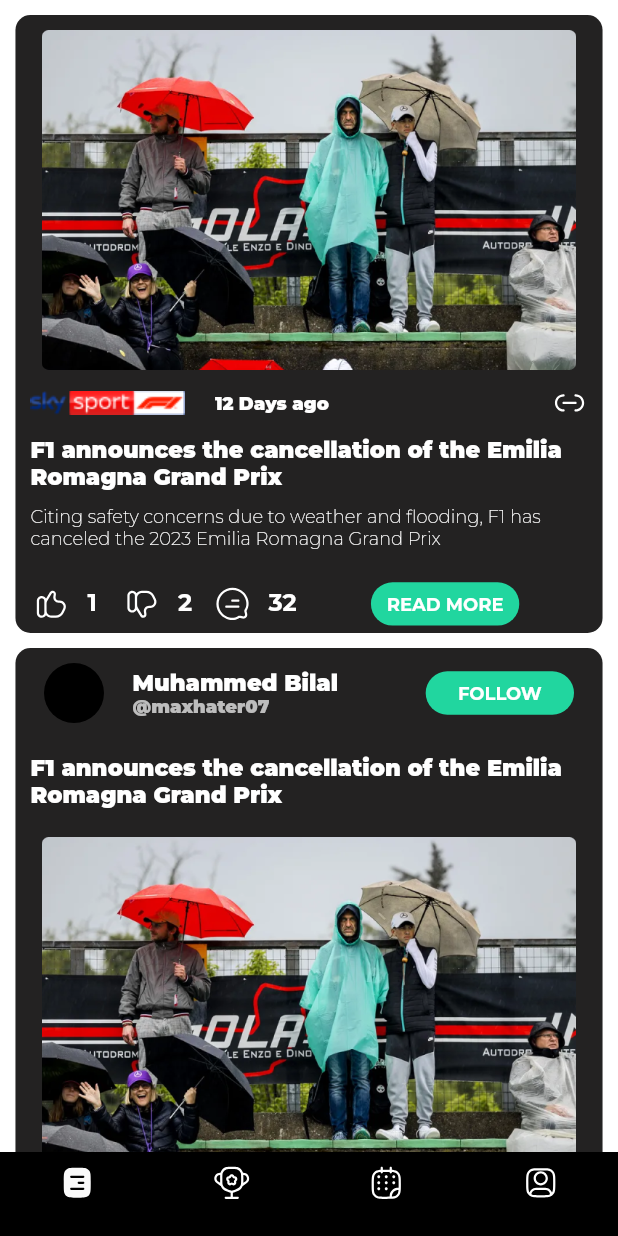
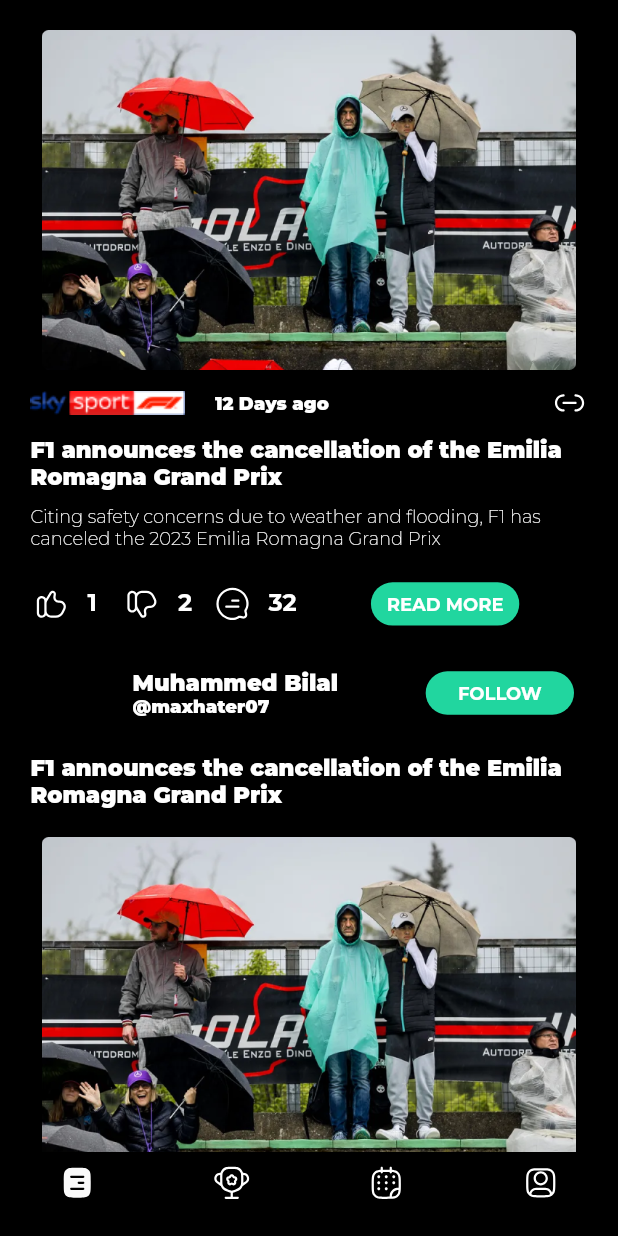
Before and after one commit to muhammedbilals/PitBox, a Flutter app: the screen it shows after launch, on a phone screen of 412 x 824 dp. Run offline on Flutter 3.47's test engine with Material 2 defaults, Android fonts, the phone set to English and light mode, and no system bars; our stand-ins replace bloc, equatable, flutter_bloc, flutter_svg, google_fonts, shared_preferences.

Commit message:
added bloc and themes updated

```diff
--- a/lib/core/themes.dart
+++ /dev/null
@@ -1,29 +0,0 @@
-import 'package:flutter/material.dart';
-import 'package:google_fonts/google_fonts.dart';
-
-class ThemeProvider extends ChangeNotifier {
-  static ThemeMode themeMode = ThemeMode.dark;
-
-  bool get isDarkMode => themeMode == ThemeMode.dark;
-
-  void toggleTheme(bool isOn) {
-    themeMode = isOn ? ThemeMode.dark : ThemeMode.light;
-    notifyListeners();
-  }
-}
-
-class MyThemes {
-  static final darkTheme = ThemeData(
-    fontFamily: GoogleFonts.montserrat().fontFamily,
-    scaffoldBackgroundColor: Colors.black,
-    primaryColor: Colors.black,
-    colorScheme: const ColorScheme.dark(),
-  );
-
-  static final lightTheme = ThemeData(
-    fontFamily: GoogleFonts.montserrat().fontFamily,
-    scaffoldBackgroundColor: Colors.white,
-    primaryColor: Colors.white,
-    colorScheme: const ColorScheme.light(),
-  );
-}
--- /dev/null
+++ b/lib/core/themes/bloc/theme_bloc.dart
@@ -0,0 +1,28 @@
+import 'package:bloc/bloc.dart';
+import 'package:equatable/equatable.dart';
+import 'package:flutter/material.dart';
+import 'package:pit_box/core/themes/themes.dart';
+import 'package:shared_preferences/shared_preferences.dart';
+
+part 'theme_event.dart';
+part 'theme_state.dart';
+
+class ThemeBloc extends Bloc<ThemeEvent, ThemeState> {
+  ThemeBloc() : super(ThemeState(appThemeData[AppTheme.darkTheme]!)) {
+    on<ThemeEvent>((event, emit) {
+      if (event is ChangeTheme) {
+        initializeTheme(emit);
+      }
+    });
+  }
+  void initializeTheme(Emitter<ThemeState> emit) async {
+    final SharedPreferences prefs = await SharedPreferences.getInstance();
+    final bool isDarkMode = prefs.getBool('isDarkMode') ?? false;
+
+    if (isDarkMode) {
+      emit(ThemeState(appThemeData[AppTheme.darkTheme]!));
+    } else {
+      emit(ThemeState(appThemeData[AppTheme.lightTheme]!));
+    }
+  }
+}
--- /dev/null
+++ b/lib/core/themes/bloc/theme_event.dart
@@ -0,0 +1,14 @@
+part of 'theme_bloc.dart';
+
+abstract class ThemeEvent extends Equatable {
+  const ThemeEvent();
+  @override
+  List<Object> get props => [];
+}
+
+class ChangeTheme extends ThemeEvent {
+  final ThemeData theme;
+  const ChangeTheme({required this.theme});
+  @override
+  List<Object> get props => [theme];
+}
--- /dev/null
+++ b/lib/core/themes/bloc/theme_state.dart
@@ -0,0 +1,9 @@
+part of 'theme_bloc.dart';
+
+class ThemeState extends Equatable {
+  const ThemeState(this.themeData);
+  final ThemeData themeData;
+
+  @override
+  List<Object> get props => [themeData];
+}
--- /dev/null
+++ b/lib/core/themes/themes.dart
@@ -0,0 +1,184 @@
+import 'package:flutter/material.dart';
+import 'package:google_fonts/google_fonts.dart';
+
+enum AppTheme { darkTheme, lightTheme }
+
+final appThemeData = {
+  AppTheme.darkTheme: ThemeData(
+    fontFamily: GoogleFonts.montserrat(color: Colors.white).fontFamily,
+    scaffoldBackgroundColor: Colors.black,
+    primaryColor: Colors.black,
+    primaryColorLight: Colors.white.withOpacity(0.7),
+    canvasColor: Colors.black87,
+    textTheme: const TextTheme(
+      displayLarge: TextStyle(
+        fontSize: 48,
+        fontWeight: FontWeight.bold,
+        color: Colors.white,
+      ),
+      displayMedium: TextStyle(
+        fontSize: 36,
+        fontWeight: FontWeight.bold,
+        color: Colors.white,
+      ),
+      displaySmall: TextStyle(
+        fontSize: 24,
+        fontWeight: FontWeight.bold,
+        color: Colors.white,
+      ),
+      headlineLarge: TextStyle(
+        fontSize: 24,
+        fontWeight: FontWeight.bold,
+        color: Colors.white,
+      ),
+      headlineMedium: TextStyle(
+        fontSize: 20,
+        fontWeight: FontWeight.bold,
+        color: Colors.white,
+      ),
+      headlineSmall: TextStyle(
+        fontSize: 18,
+        fontWeight: FontWeight.bold,
+        color: Colors.white,
+      ),
+      titleLarge: TextStyle(
+        fontSize: 20,
+        fontWeight: FontWeight.w500,
+        color: Colors.white,
+      ),
+      titleMedium: TextStyle(
+        fontSize: 18,
+        fontWeight: FontWeight.w500,
+        color: Colors.white,
+      ),
+      titleSmall: TextStyle(
+        fontSize: 16,
+        fontWeight: FontWeight.w500,
+        color: Colors.white,
+      ),
+      bodyLarge: TextStyle(
+        fontSize: 16,
+        color: Colors.white,
+      ),
+      bodyMedium: TextStyle(
+        fontSize: 14,
+        color: Colors.white,
+      ),
+      bodySmall: TextStyle(
+        fontSize: 12,
+        color: Colors.white,
+      ),
+      labelLarge: TextStyle(
+        fontSize: 16,
+        fontWeight: FontWeight.bold,
+        color: Colors.white,
+      ),
+      labelMedium: TextStyle(
+        fontSize: 14,
+        fontWeight: FontWeight.bold,
+        color: Colors.white,
+      ),
+      labelSmall: TextStyle(
+        fontSize: 12,
+        fontWeight: FontWeight.bold,
+        color: Colors.white,
+      ),
+    ),
+    bottomNavigationBarTheme: const BottomNavigationBarThemeData(
+      selectedItemColor: Colors.white,
+      unselectedItemColor: Colors.white,
+      selectedIconTheme: IconThemeData(
+        color: Colors.white,
+      ),
+    ),
+    colorScheme: const ColorScheme.dark(),
+  ),
+  AppTheme.lightTheme: ThemeData(
+    fontFamily: GoogleFonts.montserrat(color: Colors.black).fontFamily,
+    scaffoldBackgroundColor: Colors.white,
+    primaryColor: Colors.white,
+    textTheme: const TextTheme(
+      displayLarge: TextStyle(
+        fontSize: 48,
+        fontWeight: FontWeight.bold,
+        color: Colors.black,
+      ),
+      displayMedium: TextStyle(
+        fontSize: 36,
+        fontWeight: FontWeight.bold,
+        color: Colors.black,
+      ),
+      displaySmall: TextStyle(
+        fontSize: 24,
+        fontWeight: FontWeight.bold,
+        color: Colors.black,
+      ),
+      headlineLarge: TextStyle(
+        fontSize: 24,
+        fontWeight: FontWeight.bold,
+        color: Colors.black,
+      ),
+      headlineMedium: TextStyle(
+        fontSize: 20,
+        fontWeight: FontWeight.bold,
+        color: Colors.black,
+      ),
+      headlineSmall: TextStyle(
+        fontSize: 18,
+        fontWeight: FontWeight.bold,
+        color: Colors.black,
+      ),
+      titleLarge: TextStyle(
+        fontSize: 20,
+        fontWeight: FontWeight.w500,
+        color: Colors.black,
+      ),
+      titleMedium: TextStyle(
+        fontSize: 18,
+        fontWeight: FontWeight.w500,
+        color: Colors.black,
+      ),
+      titleSmall: TextStyle(
+        fontSize: 16,
+        fontWeight: FontWeight.w500,
+        color: Colors.black,
+      ),
+      bodyLarge: TextStyle(
+        fontSize: 16,
+        color: Colors.black,
+      ),
+      bodyMedium: TextStyle(
+        fontSize: 14,
+        color: Colors.black,
+      ),
+      bodySmall: TextStyle(
+        fontSize: 12,
+        color: Colors.black,
+      ),
+      labelLarge: TextStyle(
+        fontSize: 16,
+        fontWeight: FontWeight.bold,
+        color: Colors.black,
+      ),
+      labelMedium: TextStyle(
+        fontSize: 14,
+        fontWeight: FontWeight.bold,
+        color: Colors.black,
+      ),
+      labelSmall: TextStyle(
+        fontSize: 12,
+        fontWeight: FontWeight.bold,
+        color: Colors.black,
+      ),
+    ),
+    canvasColor: Colors.white70,
+    bottomNavigationBarTheme: const BottomNavigationBarThemeData(
+      selectedItemColor: Colors.black,
+      unselectedItemColor: Colors.black,
+      selectedIconTheme: IconThemeData(
+        color: Colors.black,
+      ),
+    ),
+    colorScheme: const ColorScheme.light(),
+  ),
+};
--- a/lib/features/feed_section/presentation/pages/home_page.dart
+++ b/lib/features/feed_section/presentation/pages/home_page.dart
@@ -13,7 +13,6 @@
     final Size size = MediaQuery.of(context).size;
     return SafeArea(
       child: Scaffold(
-        backgroundColor: Theme.of(context).primaryColor,
         body: SingleChildScrollView(
           child: Column(
             crossAxisAlignment: CrossAxisAlignment.center,
@@ -35,7 +34,7 @@
                       height: size.height * 0.5,
                       decoration: BoxDecoration(
                           borderRadius: BorderRadius.circular(10),
-                          color: colorgrey),
+                          color: Theme.of(context).canvasColor),
                       child: Column(
                         children: [
                           Padding(
@@ -64,7 +63,6 @@
                                 child: Text(
                                   '12 Days ago',
                                   style: TextStyle(
-                                      color: colorwhite,
                                       fontSize: fsize12,
                                       fontWeight: FontWeight.w900),
                                 ),
@@ -83,7 +81,6 @@
                             child: Text(
                               'F1 announces the cancellation of the Emilia Romagna Grand Prix',
                               style: TextStyle(
-                                  color: colorwhite,
                                   fontSize: fsize15,
                                   fontWeight: FontWeight.w900),
                             ),
@@ -93,7 +90,6 @@
                             child: Text(
                               'Citing safety concerns due to weather and flooding, F1 has canceled the 2023 Emilia Romagna Grand Prix',
                               style: TextStyle(
-                                  color: colorwhite,
                                   fontSize: fsize12,
                                   fontWeight: FontWeight.w200),
                             ),
@@ -108,7 +104,6 @@
                                 child: const Text(
                                   '1',
                                   style: TextStyle(
-                                      color: colorwhite,
                                       fontSize: 16,
                                       fontWeight: FontWeight.bold),
                                 ),
@@ -123,7 +118,6 @@
                                 child: const Text(
                                   '2',
                                   style: TextStyle(
-                                      color: colorwhite,
                                       fontSize: 16,
                                       fontWeight: FontWeight.bold),
                                 ),
@@ -133,9 +127,7 @@
                               const Text(
                                 '32',
                                 style: TextStyle(
-                                    color: colorwhite,
-                                    fontSize: 16,
-                                    fontWeight: FontWeight.bold),
+                                    fontSize: 16, fontWeight: FontWeight.bold),
                               ),
                               Padding(
                                 padding: EdgeInsets.only(
@@ -152,7 +144,6 @@
                                       Text(
                                         'READ MORE',
                                         style: TextStyle(
-                                            color: colorwhite,
                                             fontSize: 12,
                                             fontWeight: FontWeight.bold),
                                       ),
@@ -172,7 +163,8 @@
                 width: size.width * 0.95,
                 height: size.height * 0.52,
                 decoration: BoxDecoration(
-                    borderRadius: BorderRadius.circular(10), color: colorgrey),
+                    borderRadius: BorderRadius.circular(10),
+                    color: Theme.of(context).canvasColor),
                 child: Column(
                   children: [
                     Row(
@@ -180,25 +172,21 @@
                       children: [
                         const Padding(
                           padding: EdgeInsets.all(bRadius10),
-                          child: CircleAvatar(
-                            backgroundColor: colorblack,
-                          ),
+                          child: CircleAvatar(),
                         ),
-                        Column(
+                        const Column(
                           mainAxisAlignment: MainAxisAlignment.center,
                           crossAxisAlignment: CrossAxisAlignment.start,
                           children: [
-                            const Text(
+                            Text(
                               'Muhammed Bilal',
                               style: TextStyle(
-                                  color: colorwhite,
                                   fontSize: fsize15,
                                   fontWeight: FontWeight.w900),
                             ),
                             Text(
                               '@maxhater07',
                               style: TextStyle(
-                                  color: colorwhite.withOpacity(0.7),
                                   fontSize: fsize12,
                                   fontWeight: FontWeight.w900),
                             ),
@@ -219,7 +207,6 @@
                                 Text(
                                   'FOLLOW',
                                   style: TextStyle(
-                                      color: colorwhite,
                                       fontSize: 12,
                                       fontWeight: FontWeight.bold),
                                 ),
@@ -234,9 +221,7 @@
                       child: Text(
                         'F1 announces the cancellation of the Emilia Romagna Grand Prix',
                         style: TextStyle(
-                            color: colorwhite,
-                            fontSize: fsize15,
-                            fontWeight: FontWeight.w900),
+                            fontSize: fsize15, fontWeight: FontWeight.w900),
                       ),
                     ),
                     Padding(
@@ -259,9 +244,7 @@
                           child: const Text(
                             '1',
                             style: TextStyle(
-                                color: colorwhite,
-                                fontSize: 16,
-                                fontWeight: FontWeight.bold),
+                                fontSize: 16, fontWeight: FontWeight.bold),
                           ),
                         ),
                         SizedBox(
@@ -273,18 +256,14 @@
                           child: const Text(
                             '2',
                             style: TextStyle(
-                                color: colorwhite,
-                                fontSize: 16,
-                                fontWeight: FontWeight.bold),
+                                fontSize: 16, fontWeight: FontWeight.bold),
                           ),
                         ),
                         IconButton(onPressed: () {}, icon: CustomIcons.comment),
                         const Text(
                           '32',
                           style: TextStyle(
-                              color: colorwhite,
-                              fontSize: 16,
-                              fontWeight: FontWeight.bold),
+                              fontSize: 16, fontWeight: FontWeight.bold),
                         ),
                       ],
                     )
--- a/lib/features/feed_section/presentation/pages/news_detailed_screen.dart
+++ b/lib/features/feed_section/presentation/pages/news_detailed_screen.dart
@@ -13,7 +13,6 @@
 
     return SafeArea(
       child: Scaffold(
-        backgroundColor: colorblack,
         appBar: const PreferredSize(
             preferredSize: Size.fromHeight(50),
             child: AppBarWidget(title: 'My Orders')),
--- a/lib/features/profile_section/presentation/profile_screen.dart
+++ b/lib/features/profile_section/presentation/profile_screen.dart
@@ -6,6 +6,10 @@
 
   @override
   Widget build(BuildContext context) {
-    return const Scaffold(body: Center(child: ChangeThemeButtonWidget()));
+    return const Scaffold(
+      body: Center(
+        child: ChangeThemeButtonWidget(),
+      ),
+    );
   }
 }
--- a/lib/main.dart
+++ b/lib/main.dart
@@ -1,8 +1,7 @@
 import 'package:flutter/material.dart';
+import 'package:flutter_bloc/flutter_bloc.dart';
+import 'package:pit_box/core/themes/bloc/theme_bloc.dart';
 import 'package:pit_box/utils/bottom_navigation_bar.dart';
-import 'package:provider/provider.dart';
-
-import 'core/themes.dart';
 
 void main() {
   runApp(const MainApp());
@@ -13,17 +12,21 @@
 
   @override
   Widget build(BuildContext context) {
-    return ChangeNotifierProvider(
-      create: (context) => ThemeProvider(),
-      builder: (context, _) {
-        return MaterialApp(
-          themeMode: ThemeProvider.themeMode,
-          theme: MyThemes.lightTheme,
-          darkTheme: MyThemes.lightTheme,
-          debugShowCheckedModeBanner: false,
-          home: const BottomNavBar(),
-        );
-      },
+    return MultiBlocProvider(
+      providers: [
+        BlocProvider(
+          create: (context) => ThemeBloc(),
+        ),
+      ],
+      child: BlocBuilder<ThemeBloc, ThemeState>(
+        builder: (context, state) {
+          return MaterialApp(
+            theme: state.themeData,
+            debugShowCheckedModeBanner: false,
+            home: const BottomNavBar(),
+          );
+        },
+      ),
     );
   }
 }
--- a/lib/utils/bottom_navigation_bar.dart
+++ b/lib/utils/bottom_navigation_bar.dart
@@ -30,7 +30,7 @@
       bottomNavigationBar: BottomNavigationBar(
         type: BottomNavigationBarType.fixed,
         elevation: 0,
-        backgroundColor: colorblack,
+        backgroundColor: Theme.of(context).primaryColor,
         items: <BottomNavigationBarItem>[
           BottomNavigationBarItem(
             icon: navbarIndex != 0
@@ -61,10 +61,8 @@
           ),
         ],
         currentIndex: navbarIndex,
-        selectedItemColor: colorwhite,
         showUnselectedLabels: true,
         iconSize: 20,
-        unselectedItemColor: Colors.grey,
         selectedLabelStyle: const TextStyle(color: colorblack, fontSize: 12),
         unselectedLabelStyle:
             TextStyle(color: colorblack.withOpacity(0.5), fontSize: 12),
--- a/lib/utils/widgets/change_theme_button_widget.dart
+++ b/lib/utils/widgets/change_theme_button_widget.dart
@@ -1,19 +1,52 @@
 import 'package:flutter/material.dart';
-import 'package:pit_box/core/themes.dart';
-import 'package:provider/provider.dart';
+import 'package:flutter_bloc/flutter_bloc.dart';
+import 'package:pit_box/core/themes/bloc/theme_bloc.dart';
+import 'package:pit_box/core/themes/themes.dart';
+import 'package:shared_preferences/shared_preferences.dart';
 
-class ChangeThemeButtonWidget extends StatelessWidget {
+class ChangeThemeButtonWidget extends StatefulWidget {
   const ChangeThemeButtonWidget({super.key});
 
   @override
+  State<ChangeThemeButtonWidget> createState() =>
+      _ChangeThemeButtonWidgetState();
+}
+
+class _ChangeThemeButtonWidgetState extends State<ChangeThemeButtonWidget> {
+  bool isDarkMode = false;
+
+  @override
+  void initState() {
+    super.initState();
+    getSharedPrefValue();
+  }
+
+  void getSharedPrefValue() async {
+    final SharedPreferences prefs = await SharedPreferences.getInstance();
+    isDarkMode = prefs.getBool('isDarkMode') ?? false;
+    setState(() {
+      isDarkMode;
+    });
+  }
+
+  setPrefValue(bool value) async {
+    final SharedPreferences prefs = await SharedPreferences.getInstance();
+    prefs.setBool('isDarkMode', value);
+  }
+
+  @override
   Widget build(BuildContext context) {
-    final themeProvider = Provider.of<ThemeProvider>(context);
-
     return Switch.adaptive(
-      value: themeProvider.isDarkMode,
-      onChanged: (value) {
-        final provider = Provider.of<ThemeProvider>(context, listen: false);
-        provider.toggleTheme(value);
+      value: isDarkMode,
+      onChanged: (value) async {
+        setState(() {
+          isDarkMode = value;
+        });
+        await setPrefValue(value);
+        final themeData = value
+            ? appThemeData[AppTheme.darkTheme]!
+            : appThemeData[AppTheme.lightTheme]!;
+        context.read<ThemeBloc>().add(ChangeTheme(theme: themeData));
       },
     );
   }
--- a/pubspec.yaml
+++ b/pubspec.yaml
@@ -11,7 +11,10 @@
     sdk: flutter
   google_fonts: ^5.0.0
   flutter_svg: ^2.0.6
-  provider: ^6.0.5
+  shared_preferences: ^2.1.1
+  bloc: ^8.1.2
+  flutter_bloc: ^8.1.3
+  equatable: ^2.0.5
 
 dev_dependencies:
   flutter_test:
```
Also changed, not shown: pubspec.lock, 1 other file.
